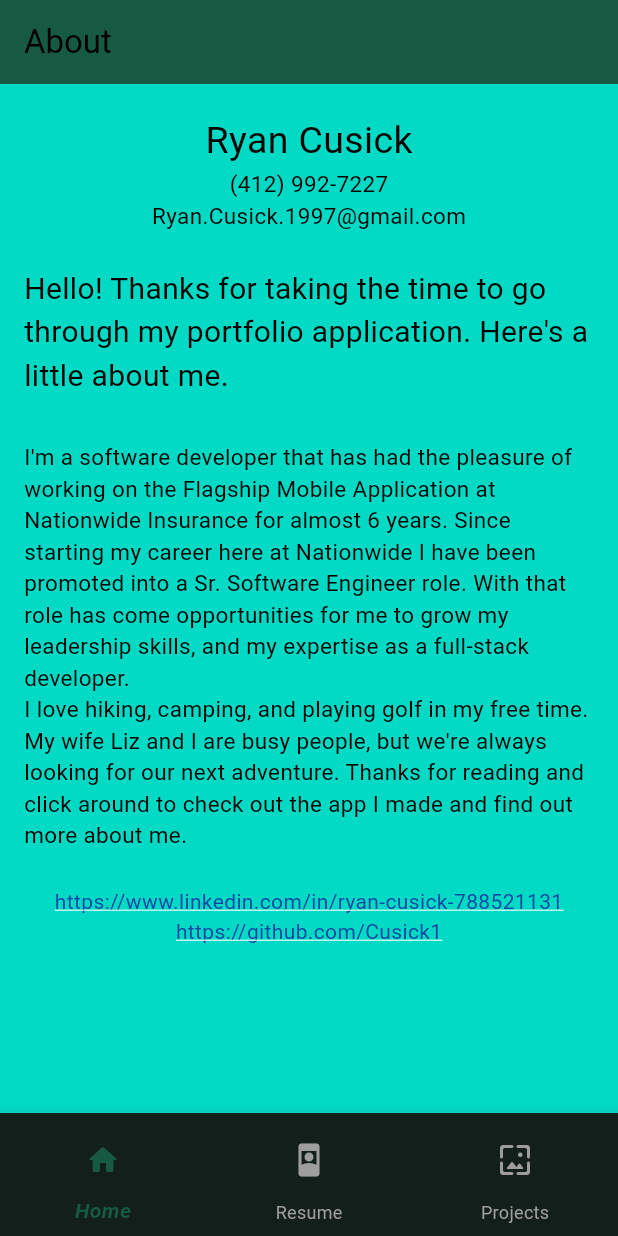
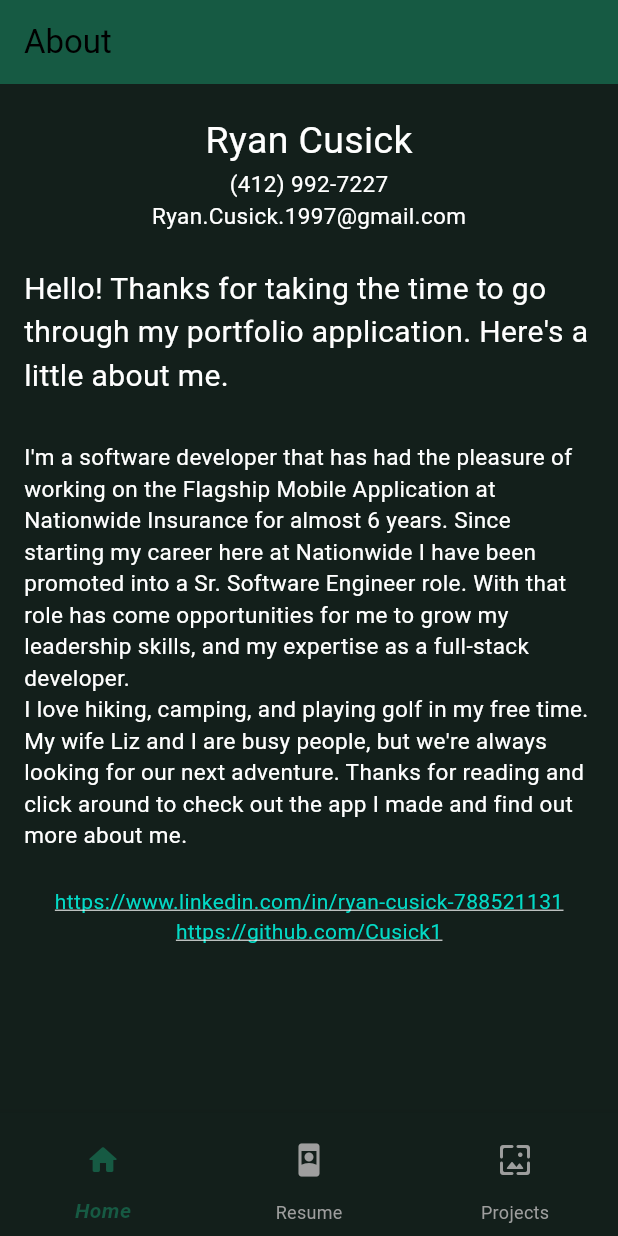
Before and after one commit to Cusick1/portfolio, a Flutter app: the screen it shows after launch, on a phone screen of 412 x 824 dp. Run offline on Flutter 3.47's test engine with Material 3 defaults, Android fonts, the phone set to English and light mode, and no system bars; our stand-ins replace flutter_bloc.

Commit message:
updated theme

```diff
--- a/lib/presentation/about_page.dart
+++ b/lib/presentation/about_page.dart
@@ -18,27 +18,27 @@ class About extends StatelessWidget {
     final ThemeData theme = Theme.of(context);
     final ColorScheme colorScheme = theme.colorScheme;
     return Scaffold(
-      backgroundColor: colorScheme.tertiaryContainer,
+      backgroundColor: colorScheme.surface,
       body: Column(
         children: [
           SizedBox(height: 12),
-          Padding(padding: const EdgeInsets.all(8.0), child: ContactInfo()),
+          Padding(padding: const EdgeInsets.all(8), child: ContactInfo()),
           Padding(
-            padding: const EdgeInsets.fromLTRB(16.0, 16.0, 16.0, 0.0),
+            padding: const EdgeInsets.fromLTRB(16, 16, 16, 0),
             child: Text(
               Constants.summaryPart1,
-              style: TextStyle(fontSize: 20, color: Colors.black),
+              style: TextStyle(fontSize: 20, color: colorScheme.onSurface),
             ),
           ),
           Padding(
-            padding: const EdgeInsets.fromLTRB(16.0, 0.0, 16.0, 16.0),
+            padding: const EdgeInsets.fromLTRB(16, 0, 16, 16),
             child: Text(
               Constants.summaryPart2,
-              style: TextStyle(fontSize: 15, color: Colors.black),
+              style: TextStyle(fontSize: 15, color: colorScheme.onSurface),
             ),
           ),
           Padding(
-            padding: const EdgeInsets.all(8.0),
+            padding: const EdgeInsets.all(8),
             child: Column(
               children: [
                 InkWell(
@@ -46,7 +46,7 @@ class About extends StatelessWidget {
                   child: Text(
                     Constants.linkedInLink,
                     style: TextStyle(
-                      color: Colors.blue[900],
+                      color: colorScheme.secondary,
                       decoration: TextDecoration.underline,
                     ),
                   ),
@@ -56,7 +56,7 @@ class About extends StatelessWidget {
                   child: Text(
                     Constants.gitHubLink,
                     style: TextStyle(
-                      color: Colors.blue[900],
+                      color: colorScheme.secondary,
                       decoration: TextDecoration.underline,
                     ),
                   ),
--- a/lib/presentation/projects_page.dart
+++ b/lib/presentation/projects_page.dart
@@ -9,7 +9,7 @@ class Projects extends StatelessWidget {
     final ThemeData theme = Theme.of(context);
     final ColorScheme colorScheme = theme.colorScheme;
     return Scaffold(
-      backgroundColor: colorScheme.tertiaryContainer,
+      backgroundColor: colorScheme.surface,
       body: Center(
         child: Column(
           children: [
--- a/lib/presentation/resume_page.dart
+++ b/lib/presentation/resume_page.dart
@@ -13,7 +13,7 @@ class Resume extends StatelessWidget {
     final theme = Theme.of(context);
     final colorScheme = theme.colorScheme;
     return Scaffold(
-      backgroundColor: colorScheme.tertiaryContainer,
+      backgroundColor: colorScheme.surface,
       body: Center(
         child: Column(
           children: [
@@ -39,7 +39,7 @@ class Resume extends StatelessWidget {
                       style: TextStyle(color: colorScheme.onSurface),
                     ),
                   ),
-                  backgroundColor: colorScheme.onPrimary,
+                  backgroundColor: colorScheme.primary,
                 ),
                 PanelContent(
                   header: Padding(
@@ -80,10 +80,10 @@ class Resume extends StatelessWidget {
                     ),
                   ),
                   isExpanded: true,
-                  backgroundColor: colorScheme.onPrimary,
+                  backgroundColor: colorScheme.primary,
                 ),
               ],
-              expandedColor: colorScheme.onPrimary,
+              expandedColor: colorScheme.primary,
             ),
           ],
         ),
--- a/lib/presentation/widgets/contact_info.dart
+++ b/lib/presentation/widgets/contact_info.dart
@@ -12,24 +12,15 @@ class ContactInfo extends StatelessWidget {
       children: [
         Text(
           'Ryan Cusick',
-          style: TextStyle(
-            fontSize: 25,
-            color: colorScheme.onPrimaryContainer,
-          ),
+          style: TextStyle(fontSize: 25, color: colorScheme.onSurface),
         ),
         Text(
           '(412) 992-7227',
-          style: TextStyle(
-            fontSize: 15,
-            color: colorScheme.onPrimaryContainer,
-          ),
+          style: TextStyle(fontSize: 15, color: colorScheme.onSurface),
         ),
         Text(
           'Ryan.Cusick.1997@gmail.com',
-          style: TextStyle(
-            fontSize: 15,
-            color: colorScheme.onPrimaryContainer,
-          ),
+          style: TextStyle(fontSize: 15, color: colorScheme.onSurface),
         ),
       ],
     );
```
